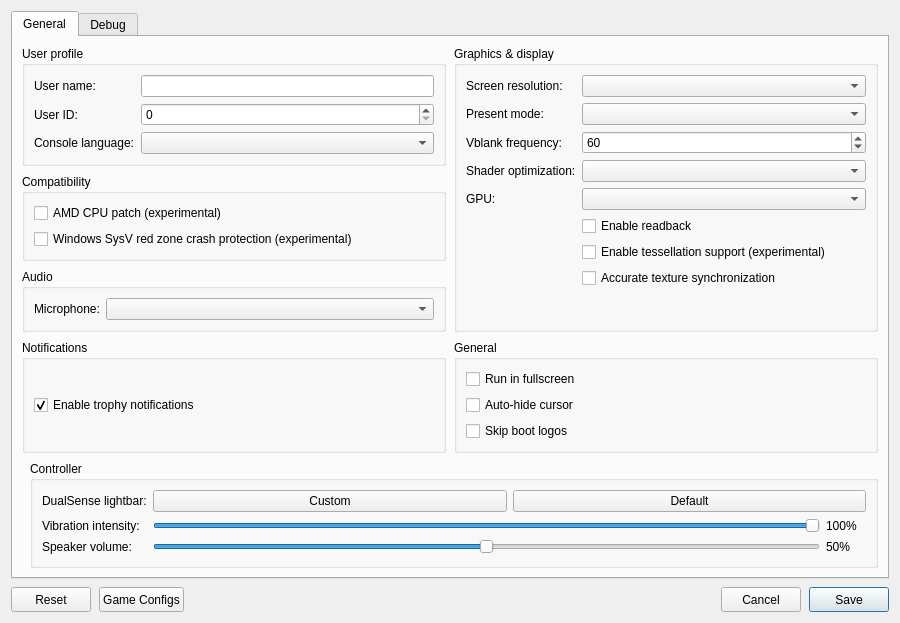
Old version of the form src/launcher/forms/configuration_edit_dialog.ui in the repository KytyPS5/KytyPS5.
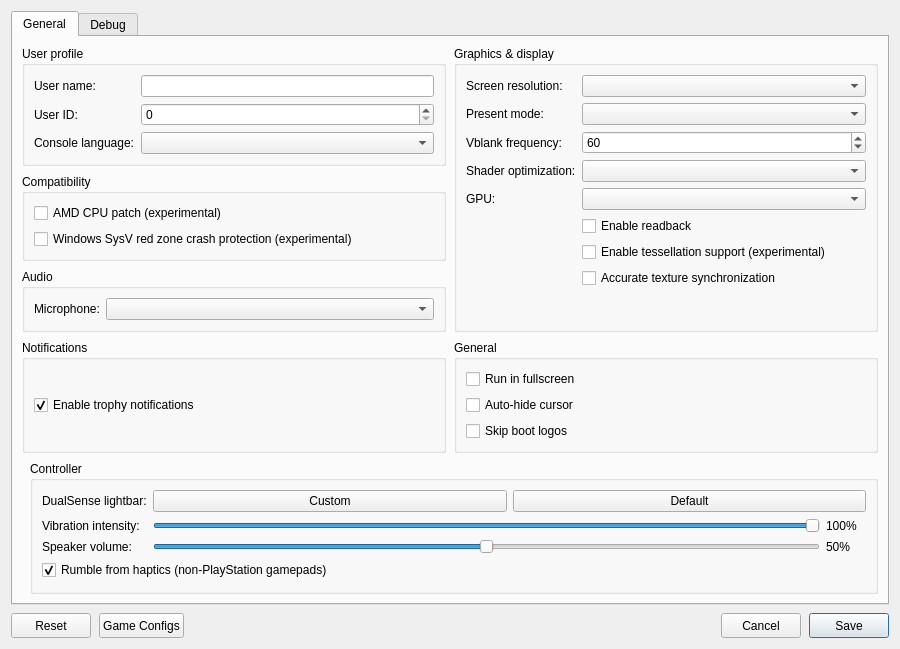
New version of the form. Custom widgets are drawn as their Qt base class.

Commit message: launcher: expose the controller haptics rumble option

What changed in the file:
```diff
--- a/src/launcher/forms/configuration_edit_dialog.ui
+++ b/src/launcher/forms/configuration_edit_dialog.ui
@@ -318,6 +318,13 @@
             </item>
            </layout>
           </item>
+          <item row="3" column="0" colspan="2">
+           <widget class="QCheckBox" name="checkBox_controller_haptics_rumble">
+            <property name="toolTip"><string>Rumble non-PlayStation gamepads from the haptic effects of games that only use the DualSense haptics. Has no effect on PlayStation controllers.</string></property>
+            <property name="text"><string>Rumble from haptics (non-PlayStation gamepads)</string></property>
+            <property name="checked"><bool>true</bool></property>
+           </widget>
+          </item>
          </layout>
         </widget>
        </item>
```
The commit also changes 3 other files.
